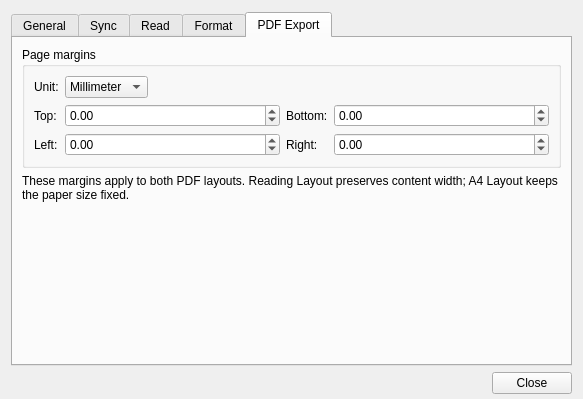
This is src/ui/WizPreferenceDialog.ui in Defenceforce1/WizNotePlus as Qt 5 draws it before an edit. The edited form follows.
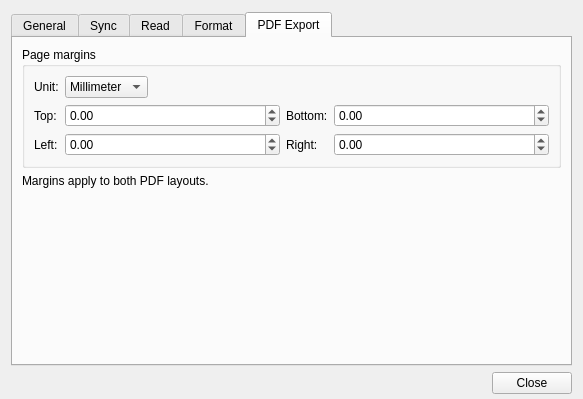
This is the edited form. The open tabs and pages were chosen to show the change.

Commit message: Simplify Chinese PDF settings and defer Markdown reading presentation until ready

What changed in the file:
```diff
--- a/src/ui/WizPreferenceDialog.ui
+++ b/src/ui/WizPreferenceDialog.ui
@@ -786,7 +786,7 @@
        <item>
         <widget class="QLabel" name="labelPdfMargins">
          <property name="text">
-          <string>These margins apply to both PDF layouts. Reading Layout preserves content width; A4 Layout keeps the paper size fixed.</string>
+          <string>Margins apply to both PDF layouts.</string>
          </property>
          <property name="wordWrap">
           <bool>true</bool>
```
The commit also changes 13 other files.
